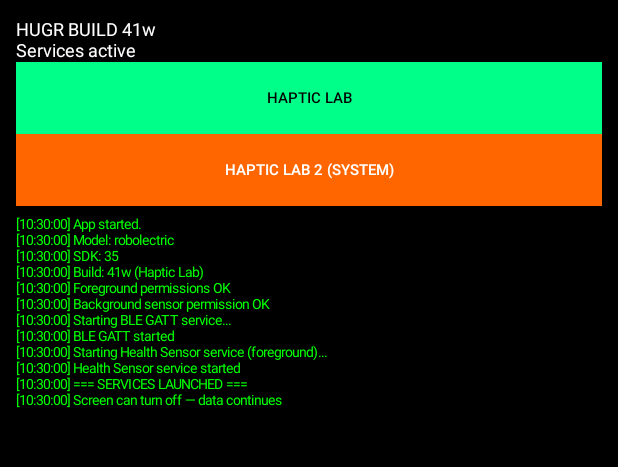
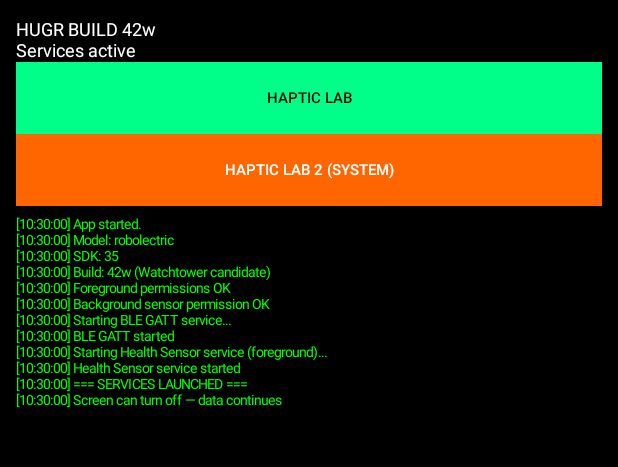
Before and after one commit to Nervahealth/nerva-wearos, an Android app: the screen it shows after launch (MainActivity), on a phone screen of 412 x 824 dp, the part 84-551 px from its top. Run offline under Robolectric (Android 15) with nearby library versions, the light colour scheme and no system bars; libraries missing offline, so code that uses them is left out: com.samsung.android.

Commit message:
Build 42w: freeze Watchtower candidate identity

```diff
--- a/app/build.gradle
+++ b/app/build.gradle
@@ -20,8 +20,8 @@ android {
         applicationId 'com.hugr.wearos'
         minSdk 30
         targetSdk 34
-        versionCode 1
-        versionName '1.0'
+        versionCode 42
+        versionName '0.42.0-watchtower'
     }
 
     buildTypes {
--- a/app/src/main/java/com/hugr/wearos/BleGattService.kt
+++ b/app/src/main/java/com/hugr/wearos/BleGattService.kt
@@ -42,7 +42,7 @@ import java.util.UUID
  *    high-importance notification channel. Direct vibrator code remains
  *    contained below for research comparison and is not the active command path.
  *
- * BLE DATA CONTRACT (Build 39w):
+ * BLE DATA CONTRACT (Build 42w Watchtower candidate):
  * - EDA (UUID 11111111): [conductance:float32] = 4 bytes
  * - PPG/Cardiac (UUID 44444444): [format:uint8][d0:int32][d1:int32][d2:int32] = 13 bytes
  *     format=0x01: raw PPG → d0=Green, d1=IR, d2=Red
@@ -136,7 +136,7 @@ class BleGattService : Service() {
 
     override fun onCreate() {
         super.onCreate()
-        Log.d(TAG, "BleGattService created (Build 39w)")
+        Log.d(TAG, "BleGattService created (Build 42w Watchtower candidate)")
         initializeVibrator()
         initializeHapticNotificationChannel()
         initializeBluetooth()
@@ -197,7 +197,7 @@ class BleGattService : Service() {
 
     override fun onDestroy() {
         super.onDestroy()
-        Log.d(TAG, "BleGattService destroyed (Build 39w)")
+        Log.d(TAG, "BleGattService destroyed (Build 42w Watchtower candidate)")
         vibrator?.cancel()
         healthHandler.removeCallbacks(healthTicker)
         unregisterSensorReceivers()
--- a/app/src/main/java/com/hugr/wearos/HealthSensorService.kt
+++ b/app/src/main/java/com/hugr/wearos/HealthSensorService.kt
@@ -25,7 +25,7 @@ import java.util.Timer
 import java.util.TimerTask
 
 /**
- * HUGR Labs — HealthSensorService (Build 39w — PPG_CONTINUOUS + Skin Temp + Format Byte)
+ * HUGR Labs — HealthSensorService (Build 42w Watchtower candidate)
  *
  * Foreground service with WAKE_LOCK + BODY_SENSORS_BACKGROUND + foregroundServiceType="health"
  * Sensors: EDA_CONTINUOUS (1 Hz) + PPG_CONTINUOUS (25 Hz, Green+IR+Red) + ACCELEROMETER_CONTINUOUS (25 Hz) + SKIN_TEMPERATURE_CONTINUOUS
--- a/app/src/main/java/com/hugr/wearos/MainActivity.kt
+++ b/app/src/main/java/com/hugr/wearos/MainActivity.kt
@@ -16,7 +16,7 @@ import androidx.core.app.ActivityCompat
 import androidx.core.content.ContextCompat
 
 /**
- * HUGR Labs — Build 28d (Background-Capable)
+ * HUGR Labs — Build 42w Watchtower candidate
  *
  * Based on Samsung's official tutorial (April 2026):
  * - Foreground service with foregroundServiceType="health"
@@ -61,7 +61,7 @@ class MainActivity : ComponentActivity() {
         }
 
         statusText = TextView(this).apply {
-            text = "HUGR BUILD 41w\nBackground-capable"
+            text = "HUGR BUILD 42w\nWatchtower candidate"
             textSize = 12f
             setTextColor(android.graphics.Color.WHITE)
         }
@@ -112,7 +112,7 @@ class MainActivity : ComponentActivity() {
         appendLog("App started.")
         appendLog("Model: ${Build.MODEL}")
         appendLog("SDK: ${Build.VERSION.SDK_INT}")
-            appendLog("Build: 41w (Haptic Lab)")
+        appendLog("Build: 42w (Watchtower candidate)")
         requestForegroundPermissions()
     }
 
@@ -201,7 +201,7 @@ class MainActivity : ComponentActivity() {
         }
         appendLog("Health Sensor service started")
 
-        statusText.text = "HUGR BUILD 41w\nServices active"
+        statusText.text = "HUGR BUILD 42w\nServices active"
         appendLog("=== SERVICES LAUNCHED ===")
         appendLog("Screen can turn off — data continues")
     }
```
